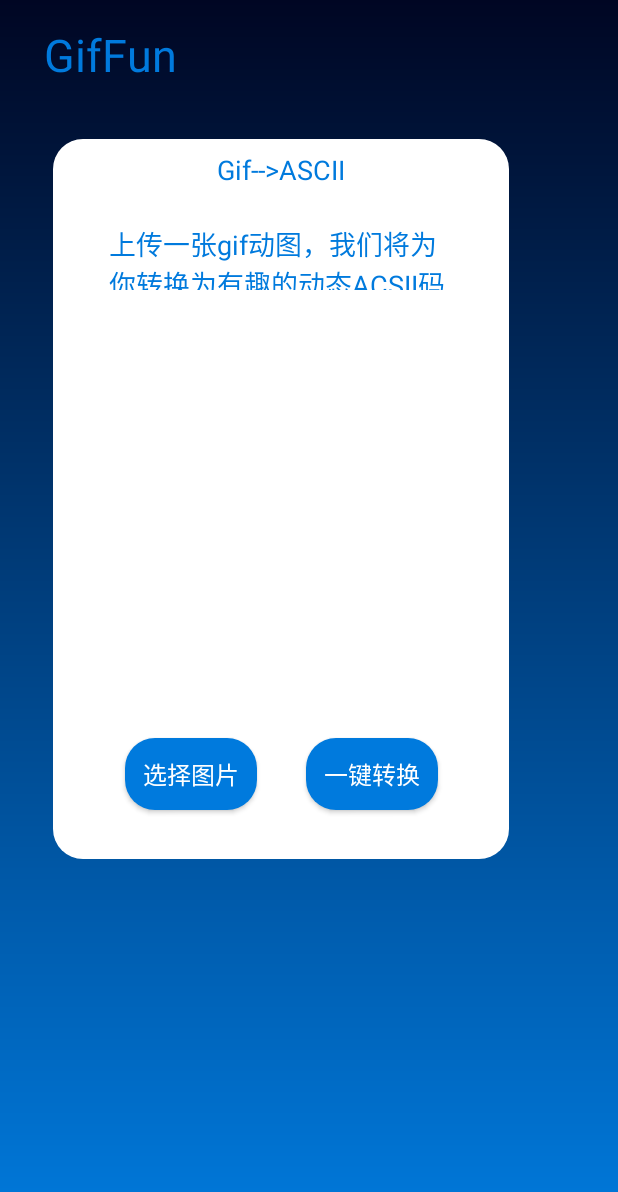
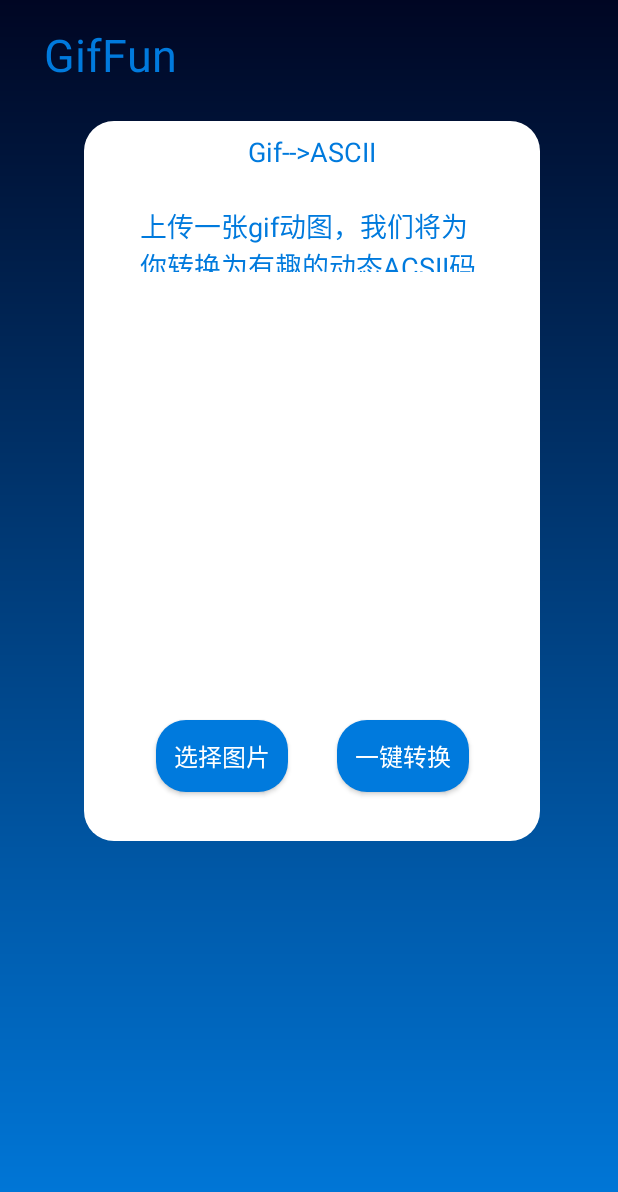
Before and after one commit to DrXZT/asciiMovie-Andorid, an Android app: the screen it shows after launch (MainActivity), on a phone screen of 412 x 824 dp. Shown: the top 1192 px of the screen. Run offline under Robolectric (Android 15) with nearby library versions, the phone set to English and light mode, and no system bars; pictures from the network do not load.

Commit message:
Default Changelist

```diff
--- a/app/src/main/java/com/asciimovie/drxzt/asciimovie/MainActivity.java
+++ b/app/src/main/java/com/asciimovie/drxzt/asciimovie/MainActivity.java
@@ -70,7 +70,7 @@ public class MainActivity extends AppCompatActivity {
                         public void run() {
 
                             try {
-                                String json = clientUploadUtils.upload("http://192.168.1.105:8080/Android/gif/getFile", ImgUrl,getImagePath(ImgUrl));
+                                String json = clientUploadUtils.upload("http://192.168.1.107:8080/Android/gif/getFile", ImgUrl,getImagePath(ImgUrl));
 
                             }catch (Exception e){
                                 toast("文件上传异常");
--- a/app/src/main/res/layout/activity_main.xml
+++ b/app/src/main/res/layout/activity_main.xml
@@ -12,11 +12,11 @@
         android:layout_width="304dp"
         android:layout_height="480dp"
         android:layout_marginStart="8dp"
-        android:layout_marginTop="36dp"
+        android:layout_marginTop="24dp"
         android:layout_marginEnd="8dp"
         android:background="@drawable/view_circle_shape"
         app:layout_constraintEnd_toEndOf="parent"
-        app:layout_constraintHorizontal_bias="0.3"
+        app:layout_constraintHorizontal_bias="0.525"
         app:layout_constraintStart_toStartOf="parent"
         app:layout_constraintTop_toBottomOf="@+id/textView_GifFun" />
 
```
